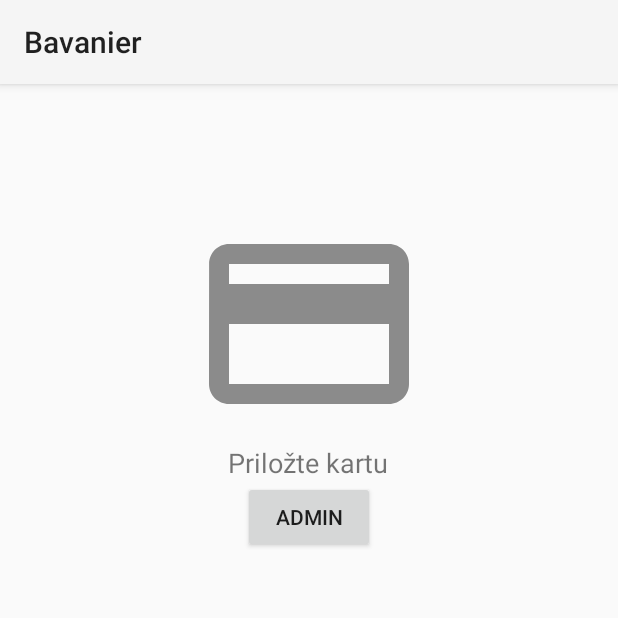
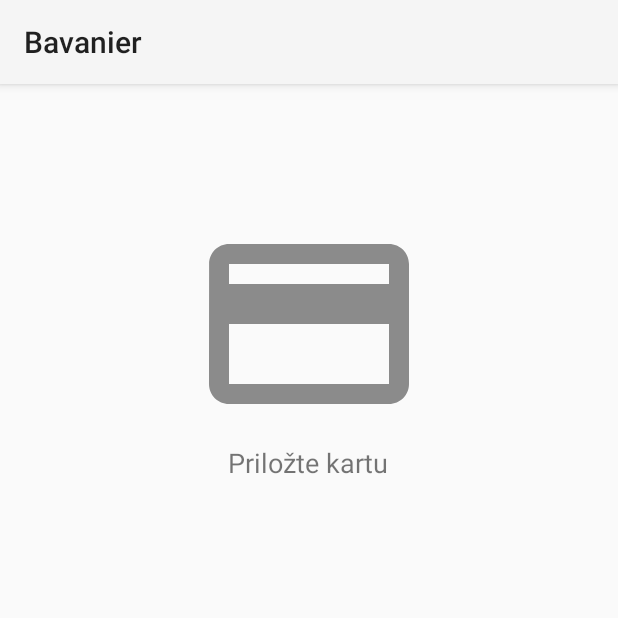
Before and after one commit to xkovacikm/AndroidNfcReader, an Android app: the screen it shows after launch (FirstActivity), on a phone screen of 412 x 824 dp, the top half of it. Run offline under Robolectric (Android 15) with nearby library versions, the phone set to English and light mode, and no system bars.

Commit message:
bug fixes

```diff
--- a/app/src/main/java/com/example/demeterovci/androidnfc/FirstActivity.java
+++ b/app/src/main/java/com/example/demeterovci/androidnfc/FirstActivity.java
@@ -4,7 +4,6 @@ import android.app.PendingIntent;
 import android.content.Intent;
 import android.content.IntentFilter;
 import android.nfc.NfcAdapter;
-import android.nfc.NfcManager;
 import android.nfc.Tag;
 import android.os.Bundle;
 import android.support.v7.app.AppCompatActivity;
@@ -21,14 +20,14 @@ public class FirstActivity extends AppCompatActivity {
     private Connection db = new Connection(this);
 
 
-    private String AdminCardID = "132456789";
+    private String AdminCardID = "4791451021837128";
 
     @Override
     protected void onCreate(Bundle savedInstanceState) {
         super.onCreate(savedInstanceState);
         setContentView(R.layout.activity_first);
 
-        createAdmin("0");
+        //createAdmin("0");
         createAdmin(AdminCardID);
         initNFC();
     }
@@ -63,7 +62,7 @@ public class FirstActivity extends AppCompatActivity {
                     Intent showOffer = new Intent(this, MainActivity.class);
 
                     showOffer.putExtra("id_card", id_card);
-                    if(id_card == AdminCardID)
+                    if(id_card.equals(AdminCardID) )
                         showOffer.putExtra("is_admin", true);
                     startActivity(showOffer);
                 }
--- a/app/src/main/java/com/example/demeterovci/androidnfc/MainActivity.java
+++ b/app/src/main/java/com/example/demeterovci/androidnfc/MainActivity.java
@@ -41,7 +41,7 @@ public class MainActivity extends AppCompatActivity implements Listener, MenuEdi
 
     private boolean admin;
 
-    private final int delayTime = 10000;
+    private final int delayTime = 30000;
     private Handler myHandler = new Handler();
 
     @Override
--- a/app/src/main/res/layout/activity_first.xml
+++ b/app/src/main/res/layout/activity_first.xml
@@ -27,5 +27,6 @@
         android:layout_height="wrap_content"
         android:layout_gravity="center"
         android:onClick="loginAsAdmin"
-        android:text="Admin" />
+        android:text="Admin"
+        android:visibility="invisible"/>
 </LinearLayout>
--- a/app/src/main/res/layout/credit_add_dialog.xml
+++ b/app/src/main/res/layout/credit_add_dialog.xml
@@ -37,6 +37,7 @@
             android:id="@+id/credit_edit_text"
             android:layout_width="wrap_content"
             android:layout_height="wrap_content"
+            android:inputType="numberDecimal"
             android:layout_marginTop="4dp"
             android:layout_marginLeft="24dp"
             android:layout_marginRight="6dp"
```
